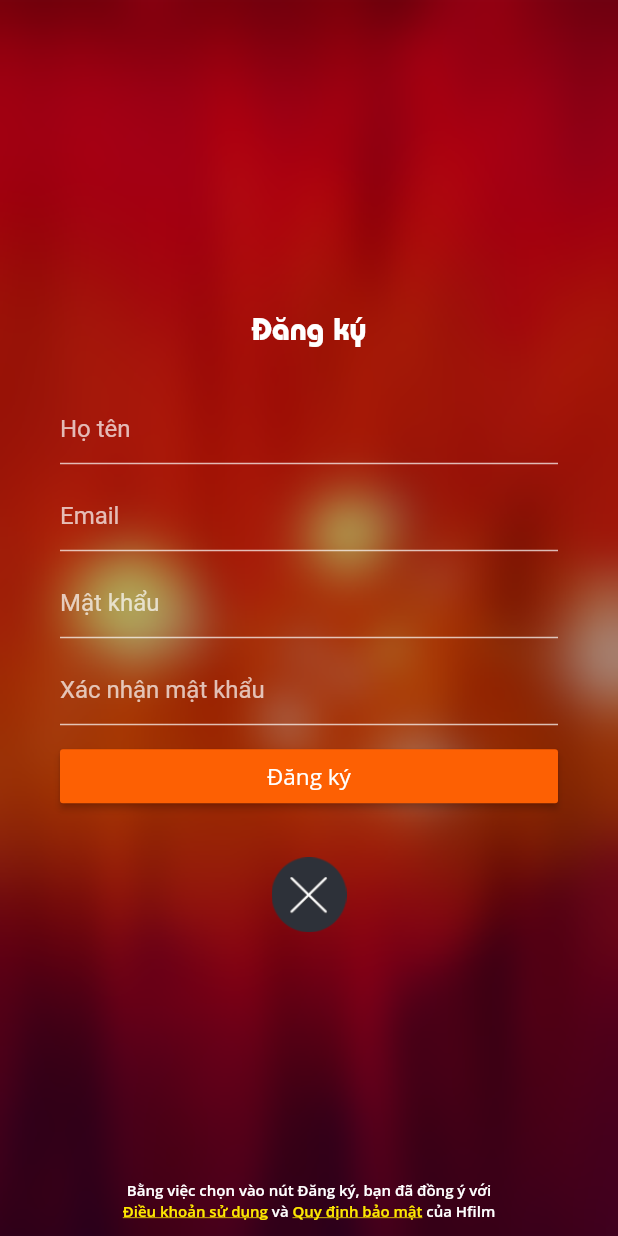
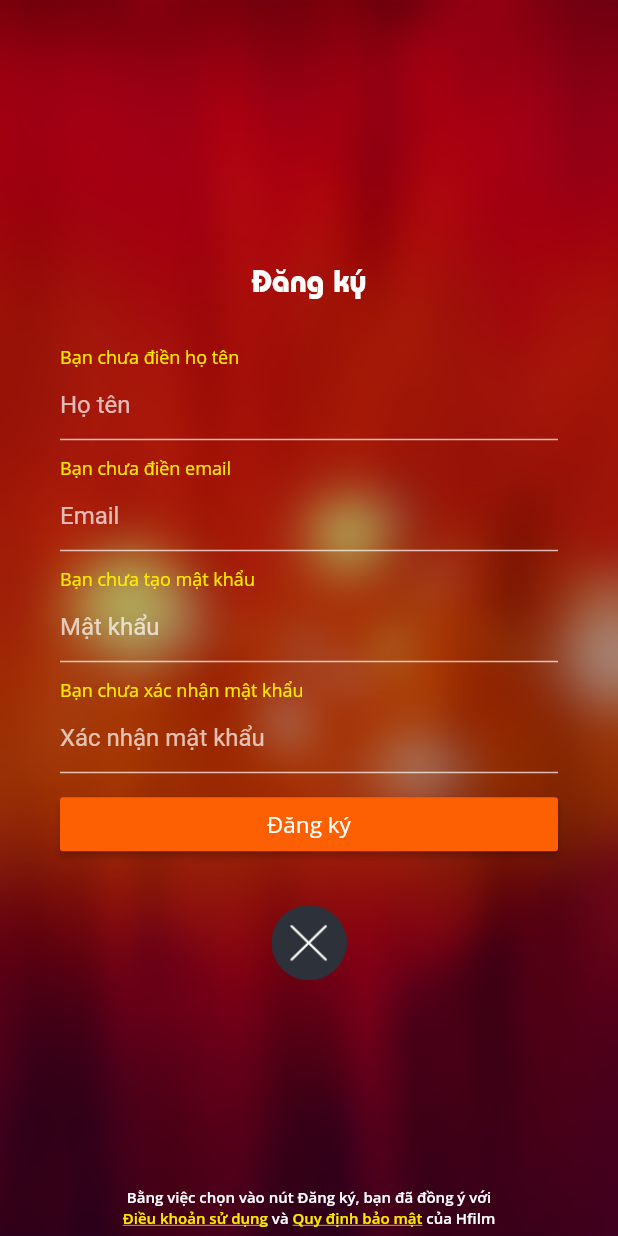
Before and after one commit to vongocanhthi/movie, a Flutter app: the RegisterPage screen opened directly, after a tap on "Đăng ký", on a phone screen of 412 x 824 dp. Run offline on Flutter 3.47's test engine with Material 2 defaults, Android fonts, the phone set to English and light mode, and no system bars; our stand-ins replace youtube_player_flutter; network calls fail.

Commit message:
finish Registry

```diff
--- a/lib/Util/constant.dart
+++ b/lib/Util/constant.dart
@@ -13,3 +13,6 @@ const youtube_api_key = "AIzaSyAY3ZBFmMApU4u3SsXbZfrcJkxBrgsApHE";
 const yellow_color = Color(0xfffee901);
 const orange_color = Color(0xfffd6003);
 const view_color = Color(0xfffea46f);
+
+//text
+const check_email = "Email has been existed";
--- a/lib/features/home/home_page.dart
+++ b/lib/features/home/home_page.dart
@@ -17,8 +17,8 @@ class _HomePageState extends State<HomePage> {
   void initState() {
     super.initState();
     SystemChrome.setEnabledSystemUIOverlays(SystemUiOverlay.values);
+  }
 
-  }
   @override
   Widget build(BuildContext context) {
     return Scaffold(
@@ -56,7 +56,7 @@ class _HomePageState extends State<HomePage> {
                   ),
                 );
               } else {
-                return Text("");
+                return Center(child: CircularProgressIndicator());
               }
             },
           ),
--- /dev/null
+++ b/lib/features/model/registry.dart
@@ -0,0 +1,15 @@
+import 'package:movie/features/model/user.dart';
+
+class RegistryReponse {
+  bool error;
+  int code;
+  String message;
+
+  RegistryReponse({this.error, this.code, this.message});
+
+  factory RegistryReponse.fromJson(Map<String, dynamic> json) => RegistryReponse(
+    error: json["error"],
+    code: json["code"],
+    message: json["message"],
+  );
+}
--- a/lib/features/register/register_page.dart
+++ b/lib/features/register/register_page.dart
@@ -1,11 +1,15 @@
+import 'dart:async';
 import 'dart:ui';
 
 import 'package:flutter/cupertino.dart';
 import 'package:flutter/material.dart';
+import 'package:flutter/rendering.dart';
 import 'package:flutter/services.dart';
 import 'package:flutter/widgets.dart';
 import 'package:movie/Util/constant.dart';
 import 'package:movie/Util/util.dart';
+import 'package:movie/features/api/api_manager.dart';
+import 'package:movie/features/model/registry.dart';
 
 class RegisterPage extends StatefulWidget {
   @override
@@ -13,6 +17,11 @@ class RegisterPage extends StatefulWidget {
 }
 
 class _RegisterPageState extends State<RegisterPage> {
+  String _name = "";
+  String _email = "";
+  String _password = "";
+  String _confirm_password = "";
+
   @override
   void initState() {
     super.initState();
@@ -21,12 +30,8 @@ class _RegisterPageState extends State<RegisterPage> {
 
   @override
   Widget build(BuildContext context) {
-    String _name = "1";
-    String _email = "";
-    String _password = "";
-    String _confirm_password = "";
-
     return Scaffold(
+      resizeToAvoidBottomInset: false,
       body: Container(
         constraints: BoxConstraints.expand(),
         decoration: BoxDecoration(
@@ -39,8 +44,9 @@ class _RegisterPageState extends State<RegisterPage> {
           padding: EdgeInsets.only(left: 40, right: 40),
           child: Stack(
             children: [
-              Column(
-                mainAxisAlignment: MainAxisAlignment.center,
+              Center(
+                child: SingleChildScrollView(
+                  child: Column(
                     crossAxisAlignment: CrossAxisAlignment.start,
                     children: [
                       Center(
@@ -62,15 +68,11 @@ class _RegisterPageState extends State<RegisterPage> {
                               fontSize: 12,
                               fontFamily: "OpenSans Regular"),
                         ),
-                    visible: false,
+                        visible: _name.isEmpty ? true : false,
                       ),
-                  // Text(_name + "123"),
                       TextField(
-                    // controller: TextEditingController(),
-                    onChanged: (value) {
-                      this.setState(() {
-                        _name = value;
-                      });
+                        onChanged: (name) {
+                          _name = name;
                         },
                         decoration: InputDecoration(
                             hintText: "Họ tên",
@@ -90,14 +92,12 @@ class _RegisterPageState extends State<RegisterPage> {
                               fontSize: 12,
                               fontFamily: "OpenSans Regular"),
                         ),
-                    visible: false,
+                        visible: _email.isEmpty ? true : false,
                       ),
                       TextField(
-                    // onChanged: (value) {
-                    //   setState(() {
-                    //     _email = value;
-                    //   });
-                    // },
+                        onChanged: (email) {
+                          _email = email;
+                        },
                         decoration: InputDecoration(
                             hintText: "Email",
                             hintStyle:
@@ -117,14 +117,12 @@ class _RegisterPageState extends State<RegisterPage> {
                               fontSize: 12,
                               fontFamily: "OpenSans Regular"),
                         ),
-                    visible: false,
+                        visible: _password.isEmpty ? true : false,
                       ),
                       TextField(
-                    // onChanged: (value) {
-                    //   setState(() {
-                    //     _password = value;
-                    //   });
-                    // },
+                        onChanged: (password) {
+                          _password = password;
+                        },
                         decoration: InputDecoration(
                             hintText: "Mật khẩu",
                             hintStyle:
@@ -133,6 +131,7 @@ class _RegisterPageState extends State<RegisterPage> {
                                 borderSide: BorderSide(
                                     color: Colors.white.withOpacity(0.7)))),
                         style: TextStyle(color: Colors.white),
+                        obscureText: true,
                       ),
                       SizedBox(height: 10),
                       Visibility(
@@ -143,14 +142,15 @@ class _RegisterPageState extends State<RegisterPage> {
                               fontSize: 12,
                               fontFamily: "OpenSans Regular"),
                         ),
-                    visible: false,
+                        visible: _confirm_password.isEmpty ||
+                                (_confirm_password != _password)
+                            ? true
+                            : false,
                       ),
                       TextField(
-                    // onChanged: (value) {
-                    //   setState(() {
-                    //     _confirm_password = value;
-                    //   });
-                    // },
+                        onChanged: (confirm_password) {
+                          _confirm_password = confirm_password;
+                        },
                         decoration: InputDecoration(
                             hintText: "Xác nhận mật khẩu",
                             hintStyle:
@@ -159,6 +159,7 @@ class _RegisterPageState extends State<RegisterPage> {
                                 borderSide: BorderSide(
                                     color: Colors.white.withOpacity(0.7)))),
                         style: TextStyle(color: Colors.white),
+                        obscureText: true,
                       ),
                       SizedBox(height: 10),
                       SizedBox(
@@ -173,13 +174,35 @@ class _RegisterPageState extends State<RegisterPage> {
                               fontSize: 15,
                             ),
                           ),
-                      onPressed: () {
+                          onPressed: () async {
                             //todo
-                        // if(_name.isEmpty){
-                        //   Toast(context, "empty");
-                        // }else{
-                        //   Toast(context, _name + "abc");
-                        // }
+                            setState(() {});
+                            if (_name.isNotEmpty &&
+                                _email.isNotEmpty &&
+                                _password.isNotEmpty &&
+                                _confirm_password.isNotEmpty &&
+                                _confirm_password == _password) {
+                              print(_name);
+                              print(_email);
+                              print(_password);
+
+                              RegistryReponse registryReponse =
+                                  await ApiManager().Registry(
+                                full_name: _name,
+                                email: _email,
+                                password: _password,
+                              );
+
+                              if (registryReponse.message == check_email) {
+                                Toast(context, "Tài khoản đã tồn tại");
+                              } else if (registryReponse.message == "") {
+                                Toast(context, "Đăng ký tài khoản thành công");
+
+                                Future.delayed(Duration(seconds: 2), () {
+                                  Navigator.pop(context);
+                                });
+                              }
+                            }
                           },
                         ),
                       ),
@@ -199,13 +222,15 @@ class _RegisterPageState extends State<RegisterPage> {
                       ),
                     ],
                   ),
-              Positioned(
-                left: 0,
-                right: 0,
-                bottom: 10,
+                ),
+              ),
+              Container(
+                margin: EdgeInsets.only(bottom: 5),
                 child: Align(
-                  alignment: FractionalOffset.bottomCenter,
-                  child: Column(
+                  alignment: Alignment.bottomCenter,
+                  child: Wrap(
+                    children: [
+                      Column(
                         mainAxisAlignment: MainAxisAlignment.center,
                         crossAxisAlignment: CrossAxisAlignment.center,
                         children: [
@@ -268,8 +293,10 @@ class _RegisterPageState extends State<RegisterPage> {
                           ),
                         ],
                       ),
+                    ],
                   ),
                 ),
+              )
             ],
           ),
         ),
```
Also changed, not shown: lib/features/api/api_manager.dart (+34 -2 lines), lib/features/forgot_pasword/forgot_password_page.dart (+6 -1 lines), lib/features/login/login_page.dart (+7 -6 lines), lib/features/model/user.dart (added, +40 -0 lines). Lines whose indentation alone changed are shown as unchanged.
